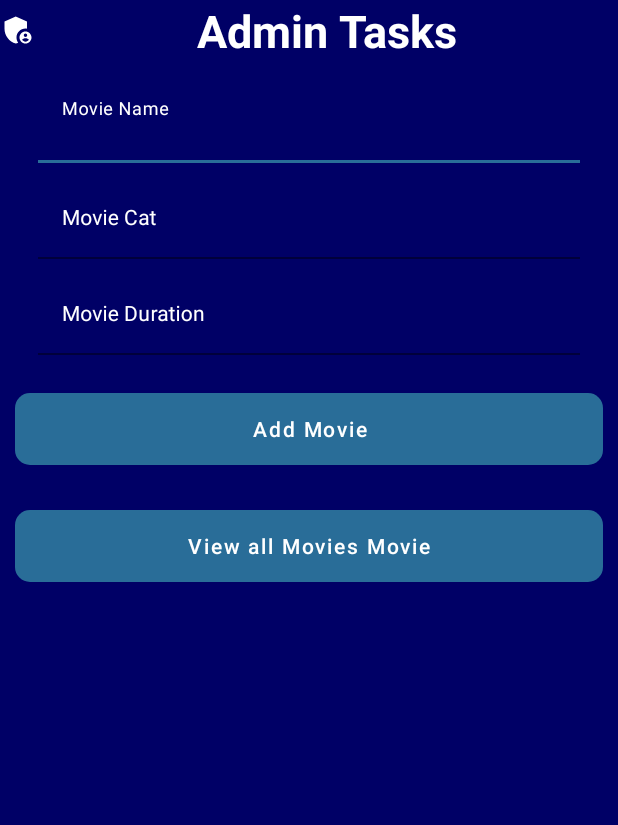
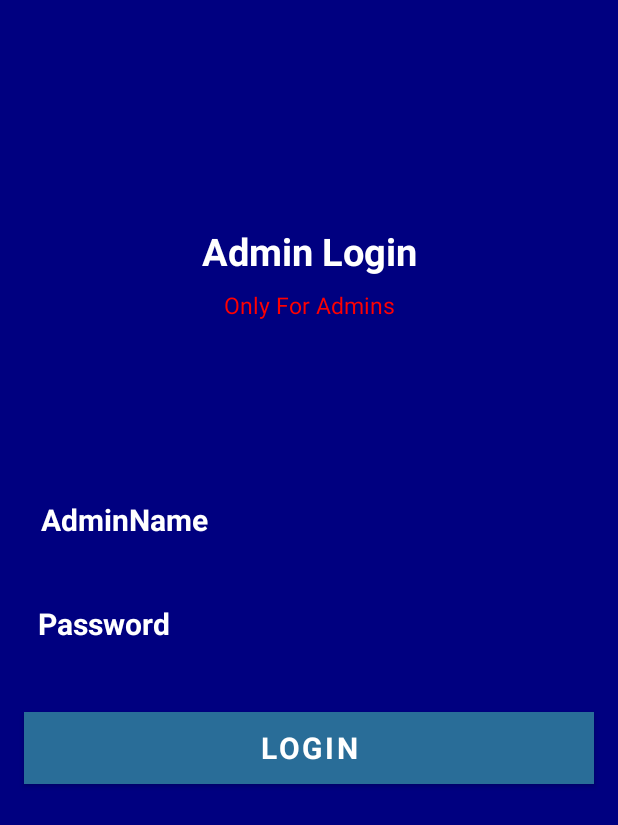
Before and after one commit to Rivindu2/Insight, an Android app: the screen it shows after launch (AddmovieActivity before the commit, AdminLoginActivity after it), after a tap on "ADMIN", on a phone screen of 412 x 824 dp. Shown: the top 825 px of the screen. Run offline under Robolectric (Android 15) with nearby library versions, the light colour scheme and no system bars.

Commit message:
Admin Login Added

```diff
--- a/app/src/main/AndroidManifest.xml
+++ b/app/src/main/AndroidManifest.xml
@@ -9,6 +9,9 @@
         android:roundIcon="@mipmap/ic_launcher_round"
         android:supportsRtl="true"
         android:theme="@style/Theme.MyApplication">
+        <activity
+            android:name=".AdminLoginActivity"
+            android:exported="true" />
         <activity
             android:name=".RegisterActivity"
             android:exported="true" />
--- a/app/src/main/java/com/example/myapplication/AddmovieActivity.java
+++ b/app/src/main/java/com/example/myapplication/AddmovieActivity.java
@@ -121,7 +121,6 @@ public class AddmovieActivity extends AppCompatActivity {
                         //Intent intent=new Intent(AddmovieActivity.this,ViewMovieActivity.class);
                         //startActivity(intent);
                         Reset();
-
                     }
                 }
             }).addOnFailureListener(new OnFailureListener() {
--- /dev/null
+++ b/app/src/main/java/com/example/myapplication/AdminLoginActivity.java
@@ -0,0 +1,39 @@
+package com.example.myapplication;
+
+import androidx.appcompat.app.AppCompatActivity;
+
+import android.content.Intent;
+import android.os.Bundle;
+import android.view.View;
+import android.widget.Button;
+import android.widget.EditText;
+import android.widget.Toast;
+
+public class AdminLoginActivity extends AppCompatActivity {
+    EditText AdminUser,AdminPass;
+    Button Adminloginbtn;
+
+    @Override
+    protected void onCreate(Bundle savedInstanceState) {
+        super.onCreate(savedInstanceState);
+        setContentView(R.layout.activity_admin_login);
+
+        AdminUser=(EditText)findViewById(R.id.adminName);
+        AdminPass=(EditText) findViewById(R.id.adminpass);
+        Adminloginbtn=(Button)findViewById(R.id.AloginBtn);
+
+        Adminloginbtn.setOnClickListener(new View.OnClickListener() {
+            @Override
+            public void onClick(View view) {
+                if(AdminUser.getText().toString().equals("admin") && AdminPass.getText().toString().equals("admin")){
+                    Toast.makeText(AdminLoginActivity.this, "Admin Login succesfull", Toast.LENGTH_SHORT).show();
+                    Intent intent =new Intent(AdminLoginActivity.this,AddmovieActivity.class);
+                    startActivity(intent);
+                }else {
+                    Toast.makeText(AdminLoginActivity.this, "Invalid Admin login", Toast.LENGTH_SHORT).show();
+                }
+            }
+        });
+
+    }
+}
--- a/app/src/main/java/com/example/myapplication/MainActivity.java
+++ b/app/src/main/java/com/example/myapplication/MainActivity.java
@@ -31,12 +31,13 @@ public class MainActivity extends AppCompatActivity {
         AdiminBtn.setOnClickListener(new View.OnClickListener() {
             @Override
             public void onClick(View view) {
+
                 openAdmin();
             }
         });
     }
     public void openAdmin(){
-        Intent intent=new Intent(MainActivity.this,AddmovieActivity.class);
+        Intent intent=new Intent(MainActivity.this,AdminLoginActivity.class);
         startActivity(intent);
     }
 
--- /dev/null
+++ b/app/src/main/res/layout/activity_admin_login.xml
@@ -0,0 +1,99 @@
+<?xml version="1.0" encoding="utf-8"?>
+<androidx.constraintlayout.widget.ConstraintLayout xmlns:android="http://schemas.android.com/apk/res/android"
+    xmlns:app="http://schemas.android.com/apk/res-auto"
+    xmlns:tools="http://schemas.android.com/tools"
+    android:layout_width="match_parent"
+    android:layout_height="match_parent"
+    android:background="@color/blue_shade_2"
+    tools:context=".LoginActivity">
+
+
+    <TextView
+        android:id="@+id/textView"
+        android:layout_width="wrap_content"
+        android:layout_height="wrap_content"
+        android:fontFamily="sans-serif"
+        android:text="Admin Login"
+        android:textColor="@color/white"
+        android:textSize="25sp"
+        android:textStyle="bold"
+        app:layout_constraintBottom_toBottomOf="parent"
+        app:layout_constraintEnd_toEndOf="parent"
+        app:layout_constraintStart_toStartOf="parent"
+        app:layout_constraintTop_toTopOf="parent"
+        app:layout_constraintVertical_bias="0.19" />
+
+    <TextView
+        android:id="@+id/textView2"
+        android:layout_width="wrap_content"
+        android:layout_height="wrap_content"
+        android:layout_marginTop="8dp"
+        android:fontFamily="sans-serif"
+        android:text="Only For Admins"
+        android:textColor="#ff0000"
+        android:textSize="15sp"
+        app:layout_constraintEnd_toEndOf="parent"
+        app:layout_constraintStart_toStartOf="parent"
+        app:layout_constraintTop_toBottomOf="@+id/textView" />
+
+    <EditText
+        android:id="@+id/adminName"
+        android:layout_width="378dp"
+        android:layout_height="54dp"
+        android:layout_marginStart="16dp"
+        android:layout_marginEnd="16dp"
+        android:background="@android:color/transparent"
+        android:ems="10"
+        android:fontFamily="sans-serif"
+        android:hint="AdminName"
+        android:inputType="textEmailAddress"
+        android:padding="10dp"
+        android:textColor="#FFFFFF"
+        android:textColorHint="#FFFFFF"
+        android:textSize="20sp"
+        android:textStyle="bold"
+        app:layout_constraintBottom_toBottomOf="parent"
+        app:layout_constraintEnd_toEndOf="parent"
+        app:layout_constraintStart_toStartOf="parent"
+        app:layout_constraintTop_toBottomOf="@+id/textView2"
+        app:layout_constraintVertical_bias="0.19" />
+
+    <EditText
+        android:id="@+id/adminpass"
+        android:layout_width="381dp"
+        android:layout_height="53dp"
+        android:layout_marginStart="16dp"
+        android:layout_marginTop="16dp"
+        android:layout_marginEnd="16dp"
+        android:background="@android:color/transparent"
+        android:ems="10"
+        android:fontFamily="sans-serif"
+        android:hint="Password"
+        android:inputType="textPassword"
+        android:padding="10dp"
+        android:textColor="#FFFFFF"
+        android:textColorHint="#FFFFFF"
+        android:textSize="20sp"
+        android:textStyle="bold"
+        app:layout_constraintEnd_toEndOf="parent"
+        app:layout_constraintStart_toStartOf="parent"
+        app:layout_constraintTop_toBottomOf="@+id/adminName" />
+
+    <Button
+        android:id="@+id/AloginBtn"
+        android:layout_width="0dp"
+        android:layout_height="wrap_content"
+        android:layout_marginStart="16dp"
+        android:layout_marginTop="32dp"
+        android:layout_marginEnd="16dp"
+        android:fontFamily="sans-serif"
+        android:background="@color/blue_shade_1"
+        android:text="Login"
+        android:textSize="20sp"
+        android:textStyle="bold"
+        app:layout_constraintEnd_toEndOf="parent"
+        app:layout_constraintStart_toStartOf="parent"
+        app:layout_constraintTop_toBottomOf="@+id/adminpass" />
+
+
+</androidx.constraintlayout.widget.ConstraintLayout>
--- a/app/src/main/res/values-night/themes.xml
+++ b/app/src/main/res/values-night/themes.xml
@@ -1,6 +1,6 @@
 <resources xmlns:tools="http://schemas.android.com/tools">
     <!-- Base application theme. -->
-    <style name="Theme.MyApplication" parent="Theme.MaterialComponents.DayNight.DarkActionBar">
+    <style name="Theme.MyApplication" parent="Theme.MaterialComponents.DayNight.NoActionBar">
         <!-- Primary brand color. -->
         <item name="colorPrimary">@color/purple_200</item>
         <item name="colorPrimaryVariant">@color/purple_700</item>
```
